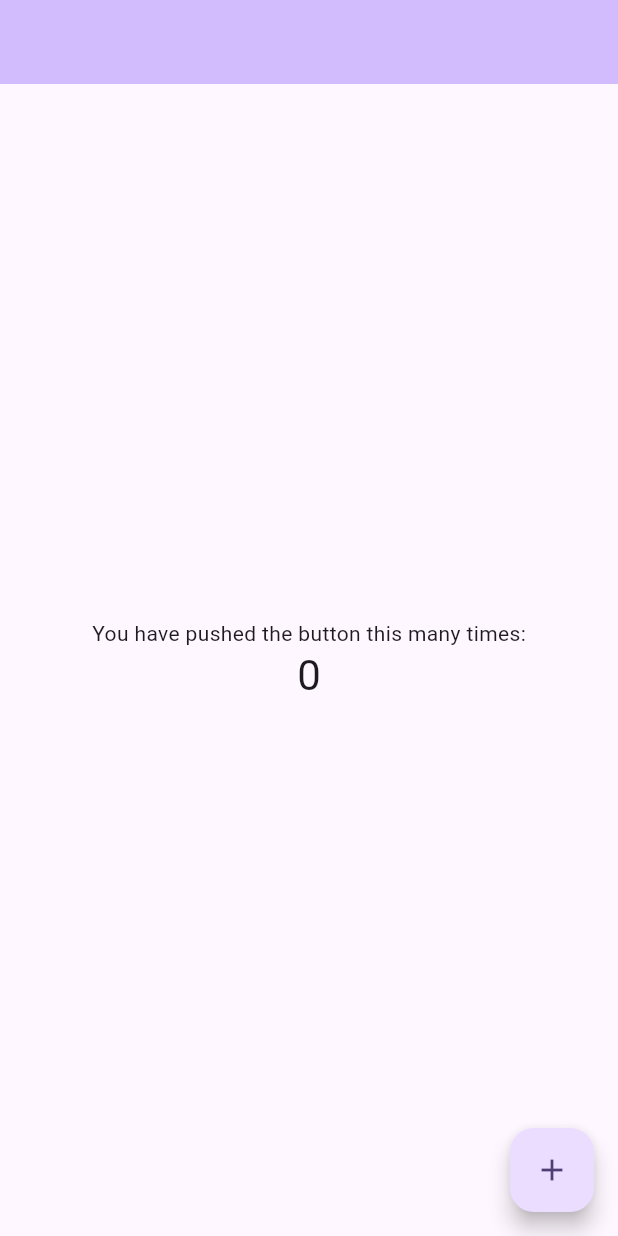
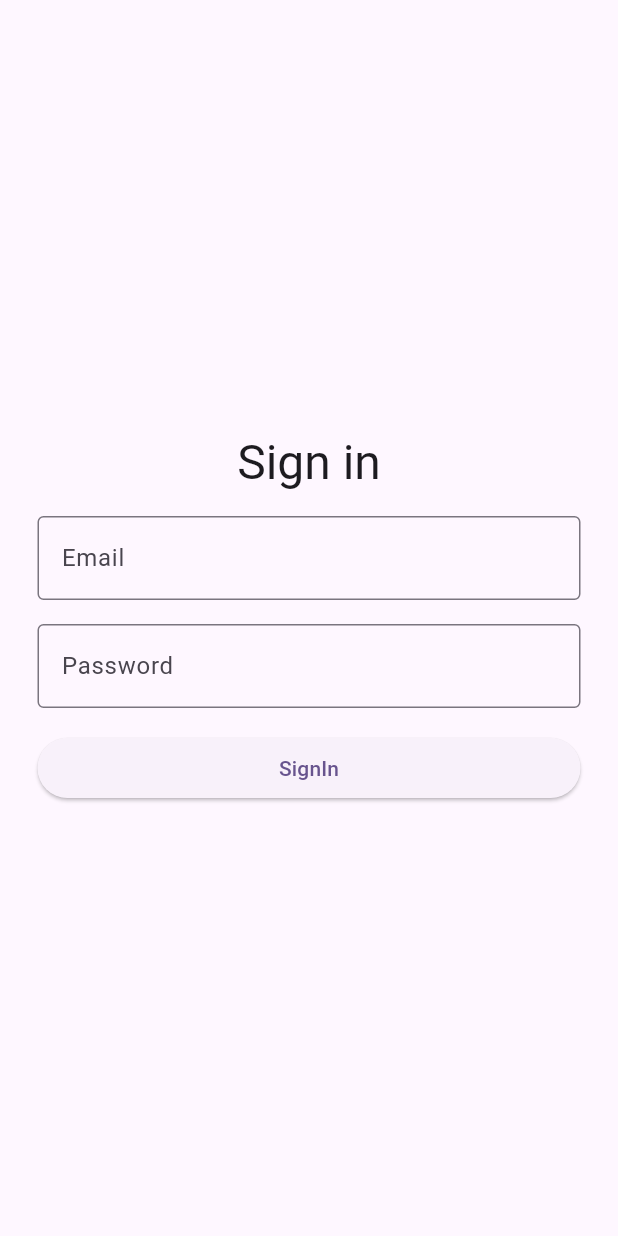
Before and after one commit to mohamedmahmoud9/Attendance-Keeper-App, a Flutter app: the screen it shows after launch, on a phone screen of 412 x 824 dp. Run offline on Flutter 3.47's test engine with Material 3 defaults, Android fonts, the phone set to English and light mode, and no system bars; our stand-ins replace cloud_firestore, equatable, firebase_auth, firebase_core; accounts and stored records are empty.

Commit message:
Finished domain and data layers

```diff
--- /dev/null
+++ b/lib/features/auth/data/datasources/firebase_remote_data_source.dart
@@ -0,0 +1,37 @@
+import 'package:attendance_keeper/features/auth/domain/entities/user_entity.dart';
+import 'package:cloud_firestore/cloud_firestore.dart';
+import 'package:firebase_auth/firebase_auth.dart';
+
+abstract class FirebaseRemoteDataSource {
+  Future<bool> isSignedIn();
+  Future<void> signin(UserEntity userEntity);
+  Future<void> signup(UserEntity userEntity);
+  Future<void> signout();
+}
+
+class FirebaseRemoteDataSourceImpl implements FirebaseRemoteDataSource {
+  final FirebaseAuth auth;
+  final FirebaseFirestore firestore;
+
+  FirebaseRemoteDataSourceImpl({required this.auth, required this.firestore});
+
+  @override
+  Future<bool> isSignedIn() async => auth.currentUser != null;
+
+  @override
+  Future<void> signin(UserEntity userEntity) async =>
+      await auth.signInWithEmailAndPassword(
+        email: userEntity.email!,
+        password: userEntity.password!,
+      );
+
+  @override
+  Future<void> signup(UserEntity userEntity) async =>
+      await auth.createUserWithEmailAndPassword(
+        email: userEntity.email!,
+        password: userEntity.password!,
+      );
+
+  @override
+  Future<void> signout() async => await auth.signOut();
+}
--- /dev/null
+++ b/lib/features/auth/data/models/user_model.dart
@@ -0,0 +1,35 @@
+import 'package:attendance_keeper/features/auth/domain/entities/user_entity.dart';
+import 'package:cloud_firestore/cloud_firestore.dart';
+
+class UserModel extends UserEntity {
+  const UserModel({
+    required super.name,
+    required super.jobTitle,
+    required super.email,
+    required super.password,
+    required super.confirmPassword,
+    required super.uid,
+  });
+
+  factory UserModel.fromSnapshot(DocumentSnapshot documentSnapshot) {
+    return UserModel(
+      name: documentSnapshot['name'],
+      jobTitle: documentSnapshot['jobTitle'],
+      email: documentSnapshot['email'],
+      password: documentSnapshot['password'],
+      confirmPassword: documentSnapshot['confirmPassword'],
+      uid: documentSnapshot['uid'],
+    );
+  }
+
+  Map<String, dynamic> toDocument() {
+    return {
+      'name': name,
+      'jobTitle': jobTitle,
+      'email': email,
+      'password': password,
+      'confirmPassword': confirmPassword,
+      'uid': uid,
+    };
+  }
+}
--- /dev/null
+++ b/lib/features/auth/domain/entities/user_entity.dart
@@ -0,0 +1,23 @@
+import 'package:equatable/equatable.dart';
+
+class UserEntity extends Equatable {
+  final String? name;
+  final String? jobTitle;
+  final String? email;
+  final String? password;
+  final String? confirmPassword;
+  final String? uid;
+
+  const UserEntity({
+    this.name,
+    this.jobTitle,
+    this.email,
+    this.password,
+    this.confirmPassword,
+    this.uid,
+  });
+
+  @override
+  List<Object?> get props =>
+      [name, email, password, uid, confirmPassword, jobTitle];
+}
--- a/lib/features/auth/presentation/pages/login_screen.dart
+++ /dev/null
@@ -1,44 +0,0 @@
-import 'package:flutter/material.dart';
-
-class MyHomePage extends StatefulWidget {
-  const MyHomePage({super.key});
-  @override
-  State<MyHomePage> createState() => _MyHomePageState();
-}
-
-class _MyHomePageState extends State<MyHomePage> {
-  int _counter = 0;
-  void _incrementCounter() {
-    setState(() {
-      _counter++;
-    });
-  }
-
-  @override
-  Widget build(BuildContext context) {
-    return Scaffold(
-      appBar: AppBar(
-        backgroundColor: Theme.of(context).colorScheme.inversePrimary,
-      ),
-      body: Center(
-        child: Column(
-          mainAxisAlignment: MainAxisAlignment.center,
-          children: <Widget>[
-            const Text(
-              'You have pushed the button this many times:',
-            ),
-            Text(
-              '$_counter',
-              style: Theme.of(context).textTheme.headlineMedium,
-            ),
-          ],
-        ),
-      ),
-      floatingActionButton: FloatingActionButton(
-        onPressed: _incrementCounter,
-        tooltip: 'Increment',
-        child: const Icon(Icons.add),
-      ),
-    );
-  }
-}
--- /dev/null
+++ b/lib/features/auth/presentation/pages/signin_screen.dart
@@ -0,0 +1,56 @@
+import 'package:flutter/material.dart';
+
+class SignInScreen extends StatefulWidget {
+  const SignInScreen({super.key});
+  @override
+  State<SignInScreen> createState() => _SignInScreenState();
+}
+
+class _SignInScreenState extends State<SignInScreen> {
+
+
+  @override
+  Widget build(BuildContext context) {
+    return Scaffold(
+      body: SafeArea(
+        child: Center(
+          child: SingleChildScrollView(
+            child: Padding(
+              padding:
+                  const EdgeInsets.symmetric(horizontal: 25.0, vertical: 25.0),
+              child: Column(
+                mainAxisAlignment: MainAxisAlignment.center,
+                crossAxisAlignment: CrossAxisAlignment.stretch,
+                children: <Widget>[
+                  Center(
+                      child: Text('Sign in',
+                          style: Theme.of(context).textTheme.headlineLarge)),
+                  const SizedBox(height: 16.0),
+                  const TextField(
+                    decoration: InputDecoration(
+                      border: OutlineInputBorder(),
+                      labelText: 'Email',
+                    ),
+                  ),
+                  const SizedBox(height: 16.0),
+                  const TextField(
+                    obscureText: true,
+                    decoration: InputDecoration(
+                      border: OutlineInputBorder(),
+                      labelText: 'Password',
+                    ),
+                  ),
+                  const SizedBox(height: 16.0),
+                  ElevatedButton(
+                    onPressed: () {},
+                    child: const Text('SignIn'),
+                  ),
+                ],
+              ),
+            ),
+          ),
+        ),
+      ),
+    );
+  }
+}
--- a/lib/main.dart
+++ b/lib/main.dart
@@ -1,4 +1,4 @@
-import 'package:attendance_keeper/features/auth/presentation/pages/login_screen.dart';
+import 'package:attendance_keeper/features/auth/presentation/pages/signin_screen.dart';
 import 'package:firebase_core/firebase_core.dart';
 import 'package:flutter/material.dart';
 
@@ -20,12 +20,12 @@ class MyApp extends StatelessWidget {
   @override
   Widget build(BuildContext context) {
     return MaterialApp(
-      title: 'Flutter Demo',
+      debugShowCheckedModeBanner: false,
       theme: ThemeData(
         colorScheme: ColorScheme.fromSeed(seedColor: Colors.deepPurple),
         useMaterial3: true,
       ),
-      home: const MyHomePage(),
+      home: const SignInScreen(),
     );
   }
 }
--- a/pubspec.yaml
+++ b/pubspec.yaml
@@ -12,13 +12,17 @@ dependencies:
     sdk: flutter
 
 
-  cupertino_icons: ^1.0.6
+  cupertino_icons: ^1.0.8
   firebase_core: ^2.31.0
   cloud_firestore: ^4.17.3
   firebase_storage: ^11.7.5
   firebase_messaging: ^14.9.2
   firebase_auth: ^4.19.5
   google_sign_in: ^6.2.1
+  flutter_bloc: ^8.1.5
+  intl: ^0.19.0
+  get_it: ^7.7.0
+  equatable: ^2.0.5
 
 dev_dependencies:
   flutter_test:
```
Also changed, not shown: lib/features/auth/data/repositories/firebase_repository_impl.dart (added, +23 -0 lines), lib/features/auth/domain/repositories/firebase_repository.dart (added, +8 -0 lines), lib/features/auth/domain/usecases/is_signed_in_usecase.dart (added, +12 -0 lines), lib/features/auth/domain/usecases/sign_in_usecase.dart (added, +13 -0 lines), lib/features/auth/domain/usecases/sign_out_usecase.dart (added, +11 -0 lines), lib/features/auth/domain/usecases/sign_up_usecase.dart (added, +13 -0 lines), lib/features/auth/presentation/pages/signup_screen.dart (added, +63 -0 lines), lib/features/auth/data/datasources/firebase_local_data_source.dart (added), pubspec.lock.
